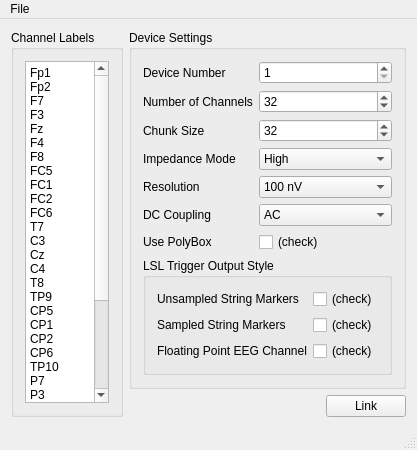
Before: the Qt Designer form mainwindow.ui in labstreaminglayer/App-BrainAmpSeries, drawn with Qt 5.
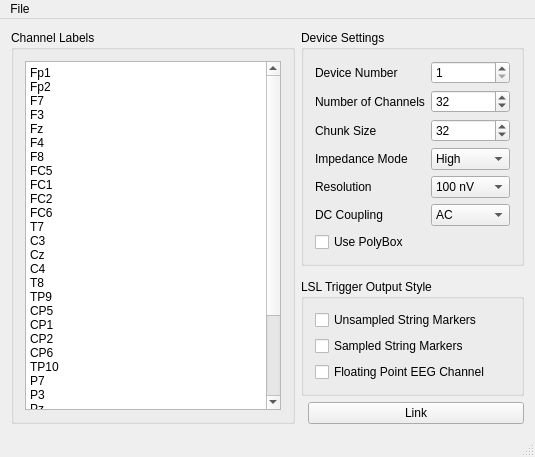
After: the same form once the commit is applied.

```diff
--- a/mainwindow.ui
+++ b/mainwindow.ui
@@ -2,14 +2,6 @@
 <ui version="4.0">
  <class>MainWindow</class>
  <widget class="QMainWindow" name="MainWindow">
-  <property name="geometry">
-   <rect>
-    <x>0</x>
-    <y>0</y>
-    <width>407</width>
-    <height>406</height>
-   </rect>
-  </property>
   <property name="windowTitle">
    <string>BrainAmpSeries Connector</string>
   </property>
@@ -222,97 +214,56 @@
           </widget>
          </item>
          <item row="6" column="0">
-          <widget class="QLabel" name="label_7">
-           <property name="text">
-            <string>Use PolyBox</string>
-           </property>
-          </widget>
-         </item>
-         <item row="6" column="1">
           <widget class="QCheckBox" name="usePolyBox">
+           <property name="enabled">
+            <bool>true</bool>
+           </property>
            <property name="toolTip">
             <string>If this is checked then the first 8 channels will hold the polybox signals; make sure to increase your channel count appropriately.</string>
            </property>
            <property name="text">
-            <string>(check)</string>
+            <string>Use PolyBox</string>
            </property>
           </widget>
          </item>
-         <item row="7" column="0" colspan="2">
-          <widget class="QGroupBox" name="groupBox_3">
-           <property name="title">
-            <string>LSL Trigger Output Style</string>
-           </property>
-           <layout class="QFormLayout" name="formLayout_2">
-            <item row="0" column="0">
-             <widget class="QLabel" name="label_8">
-              <property name="text">
-               <string>Unsampled String Markers</string>
-              </property>
-             </widget>
-            </item>
-            <item row="0" column="1">
-             <widget class="QCheckBox" name="unsampledMarkers">
-              <property name="toolTip">
-               <string>&lt;html&gt;&lt;head/&gt;&lt;body&gt;&lt;p&gt;For an explanation of trigger marker types please read 'explanation_of_trigger_marker_types.pdf'.&lt;/p&gt;&lt;/body&gt;&lt;/html&gt;</string>
-              </property>
-              <property name="text">
-               <string>(check)</string>
-              </property>
-             </widget>
-            </item>
-            <item row="1" column="0">
-             <widget class="QLabel" name="label_9">
-              <property name="text">
-               <string>Sampled String Markers</string>
-              </property>
-             </widget>
-            </item>
-            <item row="1" column="1">
-             <widget class="QCheckBox" name="sampledMarkers">
-              <property name="toolTip">
-               <string>&lt;html&gt;&lt;head/&gt;&lt;body&gt;&lt;p&gt;For an explanation of trigger marker types please read 'explanation_of_trigger_marker_types.pdf'.&lt;/p&gt;&lt;/body&gt;&lt;/html&gt;</string>
-              </property>
-              <property name="text">
-               <string>(check)</string>
-              </property>
-             </widget>
-            </item>
-            <item row="2" column="0">
-             <widget class="QLabel" name="label_10">
-              <property name="text">
-               <string>Floating Point EEG Channel</string>
-              </property>
-             </widget>
-            </item>
-            <item row="2" column="1">
-             <widget class="QCheckBox" name="sampledMarkersEEG">
-              <property name="toolTip">
-               <string>&lt;html&gt;&lt;head/&gt;&lt;body&gt;&lt;p&gt;For an explanation of trigger marker types please read 'explanation_of_trigger_marker_types.pdf'.&lt;/p&gt;&lt;/body&gt;&lt;/html&gt;</string>
-              </property>
-              <property name="text">
-               <string>(check)</string>
-              </property>
-             </widget>
-            </item>
-           </layout>
-          </widget>
-         </item>
         </layout>
        </widget>
       </item>
       <item>
-       <spacer name="verticalSpacer">
-        <property name="orientation">
-         <enum>Qt::Vertical</enum>
+       <spacer name="verticalSpacer"/>
+      </item>
+      <item>
+       <widget class="QGroupBox" name="trigger_box">
+        <property name="toolTip">
+         <string>For an explanation of trigger marker types please read 'explanation_of_trigger_marker_types.pdf</string>
         </property>
-        <property name="sizeHint" stdset="0">
-         <size>
-          <width>20</width>
-          <height>40</height>
-         </size>
+        <property name="title">
+         <string>LSL Trigger Output Style</string>
         </property>
-       </spacer>
+        <layout class="QFormLayout" name="formLayout_2">
+         <item row="0" column="0">
+          <widget class="QCheckBox" name="unsampledMarkers">
+           <property name="text">
+            <string>Unsampled String Markers</string>
+           </property>
+          </widget>
+         </item>
+         <item row="1" column="0">
+          <widget class="QCheckBox" name="sampledMarkers">
+           <property name="text">
+            <string>Sampled String Markers</string>
+           </property>
+          </widget>
+         </item>
+         <item row="3" column="0">
+          <widget class="QCheckBox" name="sampledMarkersEEG">
+           <property name="text">
+            <string>Floating Point EEG Channel</string>
+           </property>
+          </widget>
+         </item>
+        </layout>
+       </widget>
       </item>
       <item>
        <layout class="QHBoxLayout" name="horizontalLayout">
@@ -321,12 +272,6 @@
           <property name="orientation">
            <enum>Qt::Horizontal</enum>
           </property>
-          <property name="sizeHint" stdset="0">
-           <size>
-            <width>40</width>
-            <height>20</height>
-           </size>
-          </property>
          </spacer>
         </item>
         <item>
@@ -347,8 +292,8 @@
     <rect>
      <x>0</x>
      <y>0</y>
-     <width>407</width>
-     <height>21</height>
+     <width>562</width>
+     <height>22</height>
     </rect>
    </property>
    <widget class="QMenu" name="menuFile">
```
Left out of the diff: 73 changed lines with no effect on the pictures.
